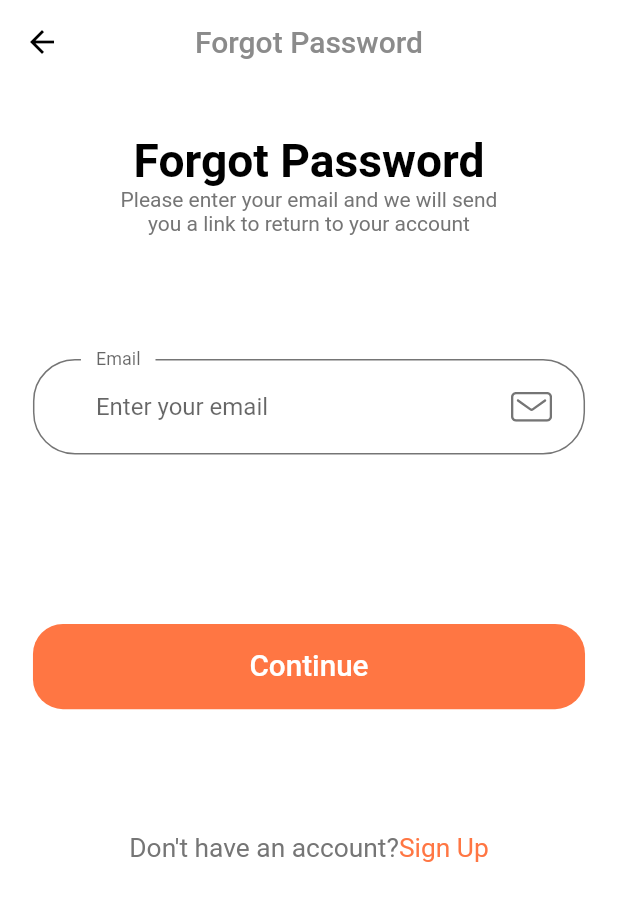
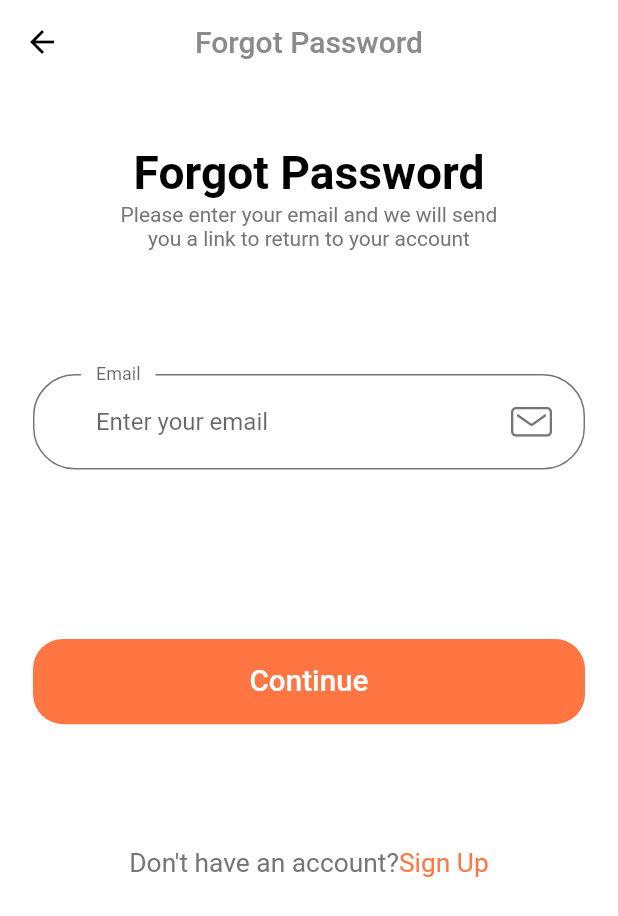
Before and after one commit to NAME-NikhilPatil/shop_ui, a Flutter app: the screen it shows after launch, after a tap on "Forgot Password", on a phone screen of 412 x 824 dp. Shown: the top 916 px of the screen. Run offline on Flutter 3.47's test engine with Material 2 defaults, Android fonts, the phone set to English and light mode, and no system bars; our stand-ins replace flutter_svg; Roboto replaces fonts that are missing (Muli).

Commit message:
half done

```diff
--- a/lib/components/form_error.dart
+++ b/lib/components/form_error.dart
@@ -13,11 +13,11 @@ class FormError extends StatelessWidget {
   @override
   Widget build(BuildContext context) {
     return Column(
-      children: List.generate(errors!.length, (index) => FormErrorText(errors![index]))
+      children: List.generate(errors!.length, (index) => formTextError(errors![index]))
     );
   }
 
-  Row FormErrorText(String error) {
+  Row formTextError(String error) {
     return Row(
         children: [
           SvgPicture.asset(
--- a/lib/constants.dart
+++ b/lib/constants.dart
@@ -1,6 +1,5 @@
 import 'package:flutter/material.dart';
 import 'package:shop_ui/size_config.dart';
-
 
 const kPrimaryColor = Color(0xFFFF7643);
 const kPrimaryLightColor = Color(0xFFFFECDF);
@@ -11,7 +10,6 @@ const kPrimaryGradientColor = LinearGradient(
 );
 const kSecondaryColor = Color(0xFF979797);
 const kTextColor = Color(0xFF757575);
-
 const kAnimationDuration = Duration(milliseconds: 200);
 
 final headingStyle = TextStyle(
@@ -47,6 +45,6 @@ final otpInputDecoration = InputDecoration(
 OutlineInputBorder outlineInputBorder() {
   return OutlineInputBorder(
     borderRadius: BorderRadius.circular(getProportionateScreenWidth(21)),
-    borderSide: BorderSide(color: kTextColor),
+    borderSide: const BorderSide(color: kTextColor),
   );
 }
--- a/lib/main.dart
+++ b/lib/main.dart
@@ -1,6 +1,6 @@
 import 'package:flutter/material.dart';
 import 'package:shop_ui/routes.dart';
-import 'package:shop_ui/screens/sign_in/sign_in_screen%20.dart';
+import 'package:shop_ui/screens/sign_in/sign_in_screen.dart';
 import 'package:shop_ui/theme.dart';
 
 void main() {
--- a/lib/routes.dart
+++ b/lib/routes.dart
@@ -3,7 +3,7 @@ import 'package:shop_ui/screens/complete_profie/complete_profile_screen.dart';
 import 'package:shop_ui/screens/forgotPassword/forgot_password_screen.dart';
 import 'package:shop_ui/screens/login_success/login_succes_screen.dart';
 import 'package:shop_ui/screens/otp/otp_screen.dart';
-import 'package:shop_ui/screens/sign_in/sign_in_screen%20.dart';
+import 'package:shop_ui/screens/sign_in/sign_in_screen.dart';
 import 'package:shop_ui/screens/sign_up/sign_up_screen.dart';
 // import 'package:shop_ui/screens/cart/cart_screen.dart';
 // import 'package:shop_ui/screens/complete_profile/complete_profile_screen.dart';
--- a/lib/screens/forgotPassword/components/body.dart
+++ b/lib/screens/forgotPassword/components/body.dart
@@ -25,11 +25,7 @@ class Body extends StatelessWidget {
               ),
               Text(
                 "Forgot Password",
-                style: TextStyle(
-                  fontSize: getProportionateScreenWidth(28),
-                  color: Colors.black,
-                  fontWeight: FontWeight.bold,
-                ),
+                style: headingStyle,
               ),
               const Text(
                 "Please enter your email and we will send \nyou a link to return to your account",
--- a/lib/screens/sign_in/components/signForm.dart
+++ b/lib/screens/sign_in/components/signForm.dart
@@ -69,6 +69,7 @@ class _SignFormState extends State<SignForm> {
                   "Forgot Password",
                   style: TextStyle(
                     decoration: TextDecoration.underline,
+                    color: kPrimaryColor,
                   ),
                 ),
               ),
--- a/lib/screens/sign_up/sign_up_screen.dart
+++ b/lib/screens/sign_up/sign_up_screen.dart
@@ -1,5 +1,4 @@
 import 'package:flutter/material.dart';
-
 import 'components/body.dart';
 
 class SignUpScreen extends StatelessWidget {
--- a/lib/screens/splash/components/body.dart
+++ b/lib/screens/splash/components/body.dart
@@ -3,7 +3,7 @@ import 'package:shop_ui/constants.dart';
 import 'package:shop_ui/screens/splash/components/splash_content.dart';
 import 'package:shop_ui/size_config.dart';
 import '../../../components/default_button.dart';
-import '../../sign_in/sign_in_screen .dart';
+import '../../sign_in/sign_in_screen.dart';
 
 class Body extends StatefulWidget {
   const Body({Key? key}) : super(key: key);
--- a/lib/theme.dart
+++ b/lib/theme.dart
@@ -1,5 +1,4 @@
 import 'package:flutter/material.dart';
-import 'package:flutter/services.dart';
 import 'package:shop_ui/constants.dart';
 
 ThemeData theme() {
@@ -16,18 +15,18 @@ ThemeData theme() {
 InputDecorationTheme inputDecoration() {
   return InputDecorationTheme(
     floatingLabelBehavior: FloatingLabelBehavior.always,
-    contentPadding: EdgeInsets.symmetric(
+    contentPadding: const EdgeInsets.symmetric(
       horizontal: 42,
       vertical: 20,
     ),
     enabledBorder: OutlineInputBorder(
       borderRadius: BorderRadius.circular(28),
-      borderSide: BorderSide(color: kTextColor),
+      borderSide: const BorderSide(color: kTextColor),
       gapPadding: 10,
     ),
     focusedBorder: OutlineInputBorder(
       borderRadius: BorderRadius.circular(28),
-      borderSide: BorderSide(color: kTextColor),
+      borderSide: const BorderSide(color: kTextColor),
       gapPadding: 10,
     ),
   );
@@ -37,7 +36,6 @@ AppBarTheme appbartheme() {
   return const AppBarTheme(
     color: Colors.white,
     elevation: 0,
-
     iconTheme: IconThemeData(color: Colors.black),
   );
 }
```
Also changed, not shown: lib/screens/sign_up/components/body.dart (+6 -2 lines), lib/screens/sign_up/components/sign_up_form.dart (+4 -4 lines), lib/screens/sign_in/sign_in_screen.dart (renamed from lib/screens/sign_in/sign_in_screen .dart).
